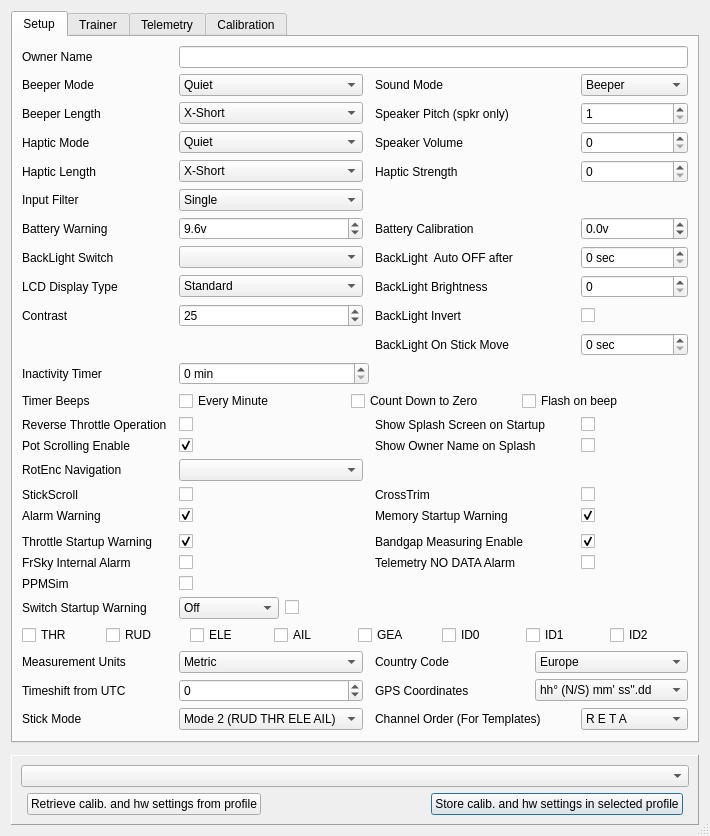
The window that src/generaledit.ui (roberto1903/companion9x) describes before a commit, drawn with Qt 5.
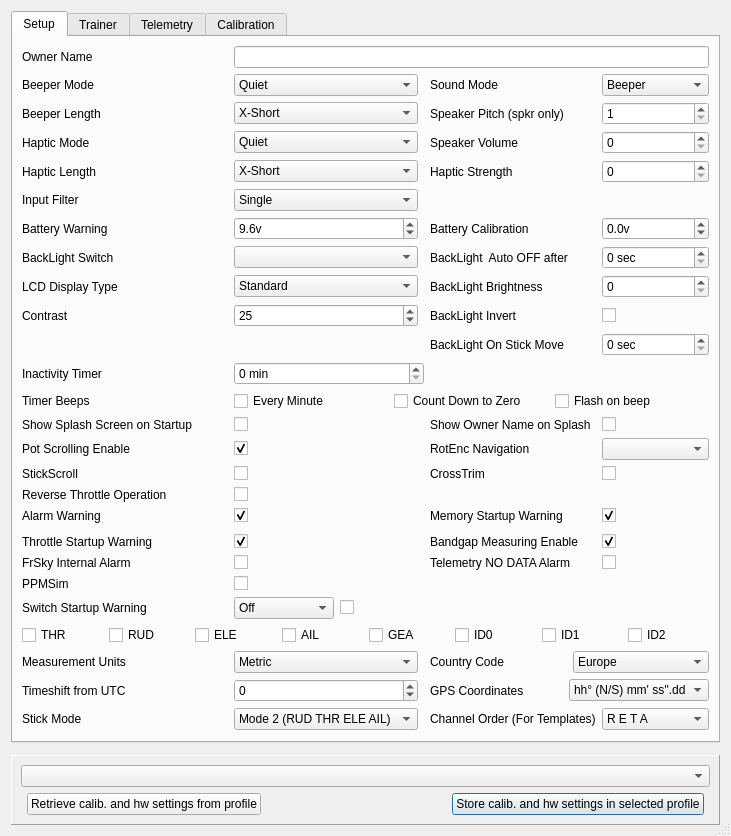
The same window after the commit. Icons and pictures are not drawn.

Commit message: Per model reverse throttle operations in opentx

The edit to the form file:
```diff
--- a/src/generaledit.ui
+++ b/src/generaledit.ui
@@ -7,7 +7,7 @@
     <x>0</x>
     <y>0</y>
     <width>683</width>
-    <height>793</height>
+    <height>818</height>
    </rect>
   </property>
   <property name="sizePolicy">
@@ -133,7 +133,62 @@
        <string>Setup</string>
       </attribute>
       <layout class="QGridLayout" name="gridLayout">
-       <item row="27" column="0">
+       <item row="25" column="5">
+        <widget class="QComboBox" name="re_CB"/>
+       </item>
+       <item row="24" column="5">
+        <widget class="QCheckBox" name="hideNameOnSplashChkB">
+         <property name="maximumSize">
+          <size>
+           <width>30</width>
+           <height>16777215</height>
+          </size>
+         </property>
+         <property name="text">
+          <string/>
+         </property>
+        </widget>
+       </item>
+       <item row="24" column="4">
+        <widget class="QLabel" name="label_hideOwnerName">
+         <property name="text">
+          <string>Show Owner Name on Splash</string>
+         </property>
+        </widget>
+       </item>
+       <item row="24" column="0">
+        <widget class="QLabel" name="label_29">
+         <property name="minimumSize">
+          <size>
+           <width>200</width>
+           <height>0</height>
+          </size>
+         </property>
+         <property name="text">
+          <string>Show Splash Screen on Startup</string>
+         </property>
+        </widget>
+       </item>
+       <item row="24" column="2">
+        <widget class="QCheckBox" name="splashScreenChkB">
+         <property name="maximumSize">
+          <size>
+           <width>30</width>
+           <height>16777215</height>
+          </size>
+         </property>
+         <property name="toolTip">
+          <string>Show splash screen on startup</string>
+         </property>
+         <property name="whatsThis">
+          <string>Show splash screen on startup</string>
+         </property>
+         <property name="text">
+          <string/>
+         </property>
+        </widget>
+       </item>
+       <item row="28" column="0">
         <widget class="QLabel" name="StickScrollLB">
          <property name="text">
           <string>StickScroll</string>
@@ -143,14 +198,14 @@
          </property>
         </widget>
        </item>
-       <item row="27" column="5">
+       <item row="28" column="5">
         <widget class="QCheckBox" name="crosstrimChkB">
          <property name="text">
           <string/>
          </property>
         </widget>
        </item>
-       <item row="27" column="4">
+       <item row="28" column="4">
         <widget class="QLabel" name="crosstrimLB">
          <property name="text">
           <string>CrossTrim</string>
@@ -160,14 +215,14 @@
          </property>
         </widget>
        </item>
-       <item row="27" column="2">
+       <item row="28" column="2">
         <widget class="QCheckBox" name="StickScrollChkB">
          <property name="text">
           <string/>
          </property>
         </widget>
        </item>
-       <item row="34" column="0">
+       <item row="36" column="0">
         <widget class="QLabel" name="swwarn_label">
          <property name="text">
           <string>Switch Startup Warning</string>
@@ -193,7 +248,7 @@
          </item>
         </widget>
        </item>
-       <item row="40" column="2">
+       <item row="42" column="2">
         <widget class="QSpinBox" name="timezoneSB">
          <property name="minimum">
           <number>-14</number>
@@ -220,7 +275,7 @@
          </property>
         </widget>
        </item>
-       <item row="41" column="4">
+       <item row="43" column="4">
         <widget class="QLabel" name="label_13">
          <property name="text">
           <string>Channel Order (For Templates)</string>
@@ -237,7 +292,7 @@
          </property>
         </widget>
        </item>
-       <item row="41" column="2">
+       <item row="43" column="2">
         <widget class="QComboBox" name="stickmodeCB">
          <property name="toolTip">
           <string/>
@@ -291,13 +346,42 @@
          </item>
         </widget>
        </item>
-       <item row="25" column="4">
-        <widget class="QLabel" name="label_hideOwnerName">
+       <item row="33" column="0">
+        <widget class="QLabel" name="thrwarnLabel">
          <property name="text">
-          <string>Show Owner Name on Splash</string>
+          <string>Throttle Startup Warning</string>
          </property>
         </widget>
        </item>
+       <item row="4" column="2">
+        <widget class="QComboBox" name="beeperlenCB">
+         <item>
+          <property name="text">
+           <string>X-Short</string>
+          </property>
+         </item>
+         <item>
+          <property name="text">
+           <string>Short</string>
+          </property>
+         </item>
+         <item>
+          <property name="text">
+           <string>Normal</string>
+          </property>
+         </item>
+         <item>
+          <property name="text">
+           <string>Long</string>
+          </property>
+         </item>
+         <item>
+          <property name="text">
+           <string>X-Long</string>
+          </property>
+         </item>
+        </widget>
+       </item>
        <item row="13" column="0">
         <widget class="QLabel" name="label_2">
          <property name="toolTip">
@@ -374,7 +458,7 @@
          </item>
         </layout>
        </item>
-       <item row="32" column="4">
+       <item row="34" column="4">
         <widget class="QLabel" name="label_telalarms">
          <property name="text">
           <string>Telemetry NO DATA Alarm</string>
@@ -452,7 +536,7 @@
          </property>
         </widget>
        </item>
-       <item row="32" column="5">
+       <item row="34" column="5">
         <widget class="QCheckBox" name="telalarmsChkB">
          <property name="text">
           <string/>
@@ -466,7 +550,7 @@
          </property>
         </widget>
        </item>
-       <item row="30" column="2" colspan="2">
+       <item row="32" column="2" colspan="2">
         <spacer name="horizontalSpacer">
          <property name="orientation">
           <enum>Qt::Horizontal</enum>
@@ -486,19 +570,6 @@
          </property>
         </widget>
        </item>
-       <item row="24" column="2">
-        <widget class="QCheckBox" name="thrrevChkB">
-         <property name="whatsThis">
-          <string>Reverse throttle operation.
-If this is checked the throttle will be reversed.  Idle will be forward, trim will also be reversed and the throttle warning will be reversed as well.
-
-</string>
-         </property>
-         <property name="text">
-          <string/>
-         </property>
-        </widget>
-       </item>
        <item row="2" column="2">
         <widget class="QComboBox" name="beeperCB">
          <property name="toolTip">
@@ -595,42 +666,13 @@
          </property>
         </widget>
        </item>
-       <item row="28" column="4">
+       <item row="30" column="4">
         <widget class="QLabel" name="label_11">
          <property name="text">
           <string>Memory Startup Warning</string>
          </property>
         </widget>
        </item>
-       <item row="4" column="2">
-        <widget class="QComboBox" name="beeperlenCB">
-         <item>
-          <property name="text">
-           <string>X-Short</string>
-          </property>
-         </item>
-         <item>
-          <property name="text">
-           <string>Short</string>
-          </property>
-         </item>
-         <item>
-          <property name="text">
-           <string>Normal</string>
-          </property>
-         </item>
-         <item>
-          <property name="text">
-           <string>Long</string>
-          </property>
-         </item>
-         <item>
-          <property name="text">
-           <string>X-Long</string>
-          </property>
-         </item>
-        </widget>
-       </item>
        <item row="13" column="2">
         <widget class="QDoubleSpinBox" name="battwarningDSB">
          <property name="toolTip">
@@ -668,7 +710,7 @@
          </property>
         </widget>
        </item>
-       <item row="38" column="0" colspan="6">
+       <item row="40" column="0" colspan="6">
         <layout class="QHBoxLayout" name="switchMaskLayout">
          <item>
           <widget class="QCheckBox" name="swTHRChkB">
@@ -735,13 +777,6 @@
          </property>
         </widget>
        </item>
-       <item row="24" column="0">
-        <widget class="QLabel" name="label_7">
-         <property name="text">
-          <string>Reverse Throttle Operation</string>
-         </property>
-        </widget>
-       </item>
        <item row="25" column="0">
         <widget class="QLabel" name="label_PotScrollEnable">
          <property name="text">
@@ -756,25 +791,6 @@
          </property>
         </widget>
        </item>
-       <item row="24" column="5">
-        <widget class="QCheckBox" name="splashScreenChkB">
-         <property name="maximumSize">
-          <size>
-           <width>30</width>
-           <height>16777215</height>
-          </size>
-         </property>
-         <property name="toolTip">
-          <string>Show splash screen on startup</string>
-         </property>
-         <property name="whatsThis">
-          <string>Show splash screen on startup</string>
-         </property>
-         <property name="text">
-          <string/>
-         </property>
-        </widget>
-       </item>
        <item row="0" column="2" colspan="4">
         <widget class="QLineEdit" name="ownerNameLE">
          <property name="maxLength">
@@ -814,19 +830,6 @@
          </property>
         </widget>
        </item>
-       <item row="24" column="4">
-        <widget class="QLabel" name="label_29">
-         <property name="minimumSize">
-          <size>
-           <width>200</width>
-           <height>0</height>
-          </size>
-         </property>
-         <property name="text">
-          <string>Show Splash Screen on Startup</string>
-         </property>
-        </widget>
-       </item>
        <item row="22" column="0">
         <widget class="QLabel" name="label_6">
          <property name="text">
@@ -865,7 +868,7 @@
          </property>
         </widget>
        </item>
-       <item row="40" column="4" colspan="2">
+       <item row="42" column="4" colspan="2">
         <layout class="QHBoxLayout" name="gpsFormatLayout">
          <item>
           <widget class="QLabel" name="gpsFormatLabel">
@@ -890,27 +893,14 @@
          </item>
         </layout>
        </item>
-       <item row="25" column="5">
-        <widget class="QCheckBox" name="hideNameOnSplashChkB">
-         <property name="maximumSize">
-          <size>
-           <width>30</width>
-           <height>16777215</height>
-          </size>
-         </property>
-         <property name="text">
-          <string/>
-         </property>
-        </widget>
-       </item>
-       <item row="40" column="0">
+       <item row="42" column="0">
         <widget class="QLabel" name="label_timezone">
          <property name="text">
           <string>Timeshift from UTC</string>
          </property>
         </widget>
        </item>
-       <item row="41" column="5">
+       <item row="43" column="5">
         <widget class="QComboBox" name="channelorderCB">
          <property name="toolTip">
           <string/>
@@ -1062,14 +1052,14 @@
          </property>
         </widget>
        </item>
-       <item row="41" column="0">
+       <item row="43" column="0">
         <widget class="QLabel" name="label_14">
          <property name="text">
           <string>Stick Mode</string>
          </property>
         </widget>
        </item>
-       <item row="28" column="5">
+       <item row="30" column="5">
         <widget class="QCheckBox" name="memwarnChkB">
          <property name="maximumSize">
           <size>
@@ -1098,14 +1088,7 @@
          </property>
         </widget>
        </item>
-       <item row="31" column="0">
-        <widget class="QLabel" name="thrwarnLabel">
-         <property name="text">
-          <string>Throttle Startup Warning</string>
-         </property>
-        </widget>
-       </item>
-       <item row="31" column="2">
+       <item row="33" column="2">
         <widget class="QCheckBox" name="thrwarnChkB">
          <property name="whatsThis">
           <string>&lt;!DOCTYPE HTML PUBLIC &quot;-//W3C//DTD HTML 4.0//EN&quot; &quot;http://www.w3.org/TR/REC-html40/strict.dtd&quot;&gt;
@@ -1163,14 +1146,14 @@
          </property>
         </widget>
        </item>
-       <item row="28" column="0">
+       <item row="30" column="0">
         <widget class="QLabel" name="label_27">
          <property name="text">
           <string>Alarm Warning</string>
          </property>
         </widget>
        </item>
-       <item row="28" column="2">
+       <item row="30" column="2">
         <widget class="QCheckBox" name="alarmwarnChkB">
          <property name="maximumSize">
           <size>
@@ -1199,14 +1182,14 @@
          </property>
         </widget>
        </item>
-       <item row="31" column="4">
+       <item row="33" column="4">
         <widget class="QLabel" name="label_BandGapEnable">
          <property name="text">
           <string>Bandgap Measuring Enable</string>
          </property>
         </widget>
        </item>
-       <item row="31" column="5">
+       <item row="33" column="5">
         <widget class="QCheckBox" name="BandGapEnableChkB">
          <property name="whatsThis">
           <string>&lt;!DOCTYPE HTML PUBLIC &quot;-//W3C//DTD HTML 4.0//EN&quot; &quot;http://www.w3.org/TR/REC-html40/strict.dtd&quot;&gt;
@@ -1229,16 +1212,6 @@
          </property>
         </widget>
        </item>
-       <item row="26" column="0">
-        <widget class="QLabel" name="re_label">
-         <property name="text">
-          <string>RotEnc Navigation</string>
-         </property>
-        </widget>
-       </item>
-       <item row="26" column="2">
-        <widget class="QComboBox" name="re_CB"/>
-       </item>
        <item row="16" column="0">
         <widget class="QLabel" name="label_4">
          <property name="text">
@@ -1371,7 +1344,7 @@
          </property>
         </widget>
        </item>
-       <item row="39" column="4" colspan="2">
+       <item row="41" column="4" colspan="2">
         <layout class="QHBoxLayout" name="pxxCountry">
          <item>
           <widget class="QLabel" name="countrycode_label">
@@ -1401,7 +1374,7 @@
          </item>
         </layout>
        </item>
-       <item row="39" column="2">
+       <item row="41" column="2">
         <widget class="QComboBox" name="units_CB">
          <item>
           <property name="text">
@@ -1415,14 +1388,14 @@
          </item>
         </widget>
        </item>
-       <item row="39" column="0">
+       <item row="41" column="0">
         <widget class="QLabel" name="units_label">
          <property name="text">
           <string>Measurement Units</string>
          </property>
         </widget>
        </item>
-       <item row="34" column="2">
+       <item row="36" column="2">
         <layout class="QHBoxLayout" name="swwarn_layout">
          <item>
           <widget class="QComboBox" name="swtchWarnCB">
@@ -1464,21 +1437,21 @@
          </item>
         </layout>
        </item>
-       <item row="32" column="0">
+       <item row="34" column="0">
         <widget class="QLabel" name="label_frskyintalarm">
          <property name="text">
           <string>FrSky Internal Alarm</string>
          </property>
         </widget>
        </item>
-       <item row="32" column="2">
+       <item row="34" column="2">
         <widget class="QCheckBox" name="frskyintalarmChkB">
          <property name="text">
           <string/>
          </property>
         </widget>
        </item>
-       <item row="33" column="0">
+       <item row="35" column="0">
         <widget class="QLabel" name="PPMSimLB">
          <property name="text">
           <string>PPMSim</string>
@@ -1488,13 +1461,40 @@
          </property>
         </widget>
        </item>
-       <item row="33" column="2">
+       <item row="35" column="2">
         <widget class="QCheckBox" name="PPMSimChkB">
          <property name="text">
           <string/>
          </property>
         </widget>
        </item>
+       <item row="25" column="4">
+        <widget class="QLabel" name="re_label">
+         <property name="text">
+          <string>RotEnc Navigation</string>
+         </property>
+        </widget>
+       </item>
+       <item row="29" column="0">
+        <widget class="QLabel" name="label_thrrev">
+         <property name="text">
+          <string>Reverse Throttle Operation</string>
+         </property>
+        </widget>
+       </item>
+       <item row="29" column="2">
+        <widget class="QCheckBox" name="thrrevChkB">
+         <property name="whatsThis">
+          <string>Reverse throttle operation.
+If this is checked the throttle will be reversed.  Idle will be forward, trim will also be reversed and the throttle warning will be reversed as well.
+
+</string>
+         </property>
+         <property name="text">
+          <string/>
+         </property>
+        </widget>
+       </item>
       </layout>
      </widget>
      <widget class="QWidget" name="tabTrainer">
```
Left out of the diff: 3 changed lines with no effect on the pictures. The commit also changes 7 other files.
